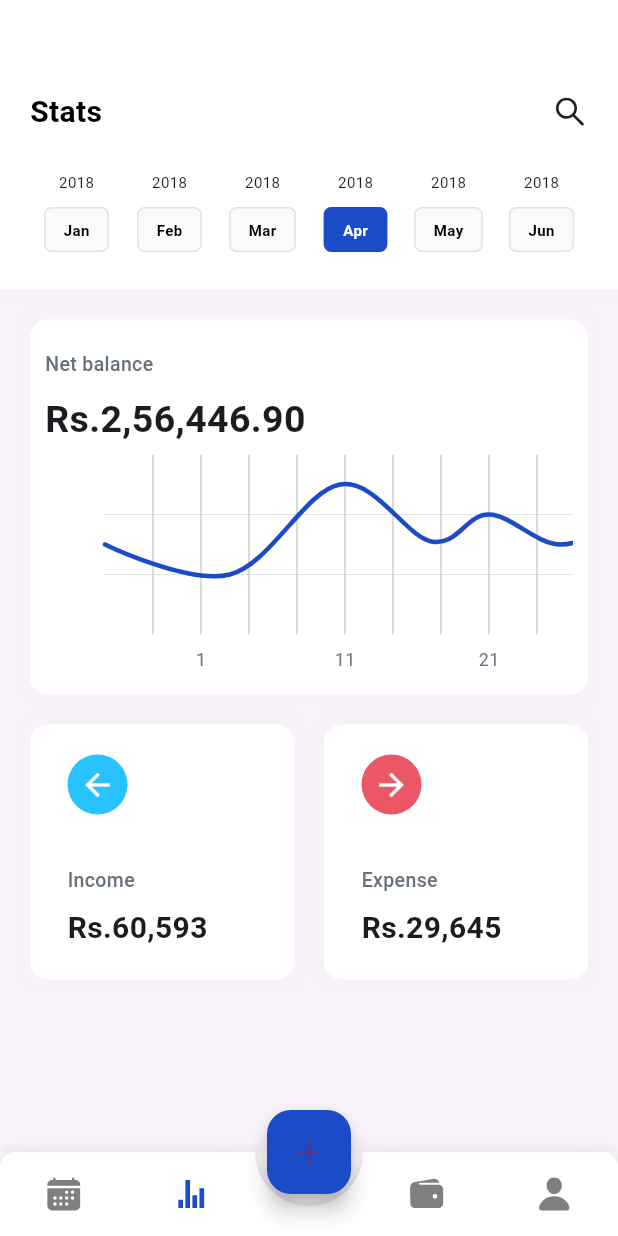
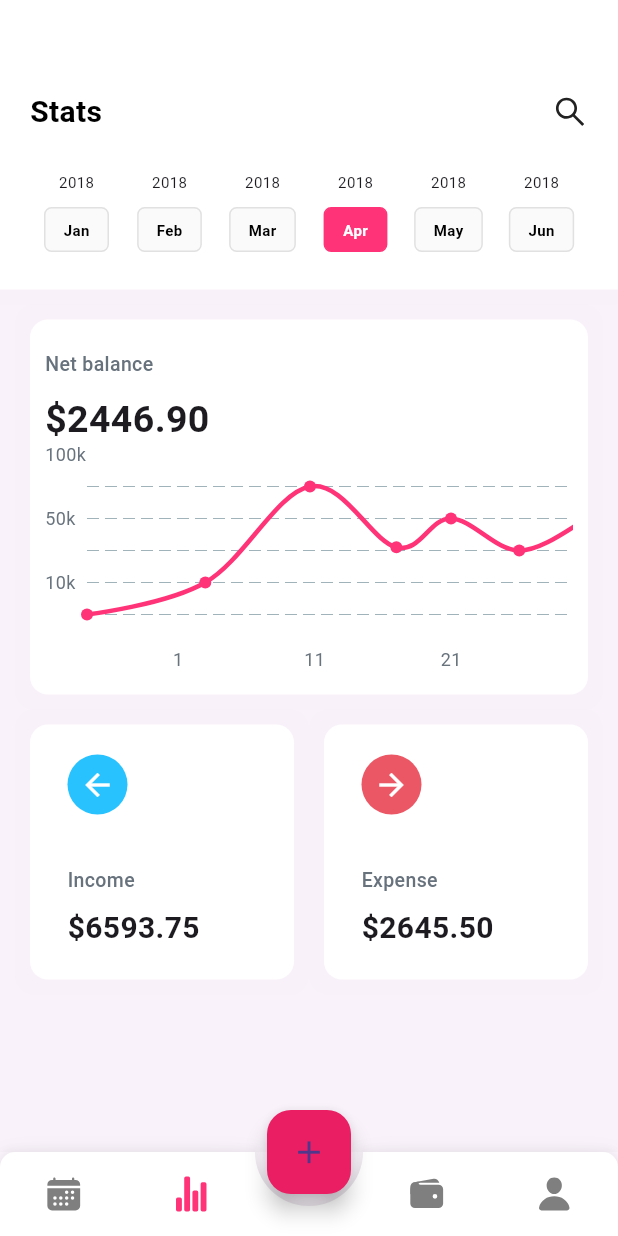
Before and after one commit to VaibhavNerd/Expense_Tracker_App, a Flutter app: the screen it shows after launch, item 2 of the bottom bar chosen, on a phone screen of 412 x 824 dp. Run offline on Flutter 3.47's test engine with Material 3 defaults, Android fonts, the phone set to English and light mode, and no system bars; drawn by our look-alikes of animated_bottom_navigation_bar, fl_chart; our stand-ins replace flutter_font_icons, percent_indicator.

Commit message:
Changed all depracted lib and code

```diff
--- a/lib/pages/budget_page.dart
+++ b/lib/pages/budget_page.dart
@@ -2,7 +2,8 @@ import 'package:budget_tracker_ui/json/budget_json.dart';
 import 'package:budget_tracker_ui/json/day_month.dart';
 import 'package:budget_tracker_ui/theme/colors.dart';
 import 'package:flutter/material.dart';
-import 'package:flutter_icons/flutter_icons.dart';
+import 'package:flutter_font_icons/flutter_font_icons.dart';
+
 
 class BudgetPage extends StatefulWidget {
   @override
@@ -188,7 +189,7 @@ class _BudgetPageState extends State<BudgetPage> {
                             Padding(
                               padding: const EdgeInsets.only(top: 3),
                               child: Text(
-                                "\Rs40,00,000.00",
+                                "\$5000.00",
                                 style: TextStyle(
                                     fontWeight: FontWeight.w500,
                                     fontSize: 13,
--- a/lib/pages/create_budge_page.dart
+++ b/lib/pages/create_budge_page.dart
@@ -1,7 +1,8 @@
 import 'package:budget_tracker_ui/json/create_budget_json.dart';
 import 'package:budget_tracker_ui/theme/colors.dart';
 import 'package:flutter/material.dart';
-import 'package:flutter_icons/flutter_icons.dart';
+import 'package:flutter_font_icons/flutter_font_icons.dart';
+
 
 class CreatBudgetPage extends StatefulWidget {
   @override
--- a/lib/pages/root_app.dart
+++ b/lib/pages/root_app.dart
@@ -5,8 +5,9 @@ import 'package:budget_tracker_ui/pages/profile_page.dart';
 import 'package:budget_tracker_ui/pages/stats_page.dart';
 import 'package:budget_tracker_ui/theme/colors.dart';
 import 'package:flutter/material.dart';
-import 'package:flutter_icons/flutter_icons.dart';
+
 import 'package:animated_bottom_navigation_bar/animated_bottom_navigation_bar.dart';
+import 'package:flutter_font_icons/flutter_font_icons.dart';
 
 class RootApp extends StatefulWidget {
   @override
@@ -47,7 +48,7 @@ class _RootAppState extends State<RootApp> {
               Icons.add,
               size: 25,
             ),
-            backgroundColor: Color(0xFF1B4BC6),
+            backgroundColor: Colors.pink
             //params
             ),
         floatingActionButtonLocation:
@@ -64,7 +65,7 @@ class _RootAppState extends State<RootApp> {
   Widget getFooter() {
     List<IconData> iconItems = [
       Ionicons.md_calendar,
-      Ionicons.md_stats,
+      Ionicons.md_stats_chart,
       Ionicons.md_wallet,
       Ionicons.ios_person,
     ];
--- a/lib/pages/stats_page.dart
+++ b/lib/pages/stats_page.dart
@@ -3,8 +3,9 @@ import 'package:budget_tracker_ui/theme/colors.dart';
 import 'package:budget_tracker_ui/widget/chart.dart';
 import 'package:flutter/gestures.dart';
 import 'package:flutter/material.dart';
-import 'package:flutter_icons/flutter_icons.dart';
+
 import 'package:fl_chart/fl_chart.dart';
+import 'package:flutter_font_icons/flutter_font_icons.dart';
 
 class StatsPage extends StatefulWidget {
   @override
@@ -31,13 +32,13 @@ class _StatsPageState extends State<StatsPage> {
         "icon": Icons.arrow_back,
         "color": blue,
         "label": "Income",
-        "cost": "\Rs.60,593"
+        "cost": "\$6593.75"
       },
       {
         "icon": Icons.arrow_forward,
         "color": red,
         "label": "Expense",
-        "cost": "Rs.29,645"
+        "cost": "\$2645.50"
       }
     ];
     return SingleChildScrollView(
@@ -167,7 +168,7 @@ class _StatsPageState extends State<StatsPage> {
                             height: 10,
                           ),
                           Text(
-                            "\Rs.2,56,446.90",
+                            "\$2446.90",
                             style: TextStyle(
                               fontWeight: FontWeight.bold,
                               fontSize: 25,
--- a/lib/theme/colors.dart
+++ b/lib/theme/colors.dart
@@ -1,7 +1,7 @@
 import 'package:flutter/material.dart';
 
-const Color primary = Color(0xFF1B4BC6);
-const Color secondary = Color(0xFF2161F3);
+const Color primary = Color(0xFFFF3378);
+const Color secondary = Color(0xFFFF2278);
 const Color black = Color(0xFF000000);
 const Color white = Color(0xFFFFFFFF);
 const Color grey = Colors.grey;
--- a/lib/widget/chart.dart
+++ b/lib/widget/chart.dart
@@ -2,71 +2,81 @@ import 'package:budget_tracker_ui/theme/colors.dart';
 import 'package:fl_chart/fl_chart.dart';
 import 'package:flutter/material.dart';
 
-List<Color> gradientColors = [primary];
+
 
 LineChartData mainData() {
   return LineChartData(
     gridData: FlGridData(
         show: true,
+        drawVerticalLine: false,
+         horizontalInterval: 1,
         drawHorizontalLine: true,
-        getDrawingHorizontalLine: (value) {
-          return FlLine(
-            color: const Color(0xff37434d),
-            strokeWidth: 0.1,
-          );
-        }),
+        // getDrawingHorizontalLine: (value) {
+        //   return FlLine(
+        //     color: const Color(0xff37434d),
+        //     strokeWidth: 0.1,
+        //   );
+        // }
+        ),
     titlesData: FlTitlesData(
       show: true,
-      bottomTitles: SideTitles(
+        topTitles:  AxisTitles(sideTitles: SideTitles( showTitles: false)),
+         rightTitles: AxisTitles(sideTitles: SideTitles( showTitles: false)),
+      bottomTitles: AxisTitles(
+
+
+        sideTitles: SideTitles(
           showTitles: true,
           reservedSize: 22,
-        getTextStyles: (value) =>
-            const TextStyle(color: Color(0xff68737d), fontSize: 12),
-        getTitles: (value) {
+          getTitlesWidget: (value, meta) {
             switch (value.toInt()) {
               case 2:
-              return '1';
+                return Text("1",style: TextStyle(color: Color(0xff68737d), fontSize: 12),);
               case 5:
-              return '11';
+                return Text("11",style: TextStyle(color: Color(0xff68737d), fontSize: 12),);
               case 8:
-              return '21';
+                return Text("21",style: TextStyle(color: Color(0xff68737d), fontSize: 12),);
             }
-          return '';
+            return Text(" ",style: TextStyle(color: Color(0xff68737d), fontSize: 12),);
           },
-        margin: 8,
+
         ),
-      leftTitles: SideTitles(
+
+
+
+      ),
+      leftTitles: AxisTitles(
+        sideTitles: SideTitles(
           showTitles: true,
-        getTextStyles: (value) => const TextStyle(
-          color: Color(0xff67727d),
-          fontSize: 12,
-        ),
-        getTitles: (value) {
+
+          getTitlesWidget: (value, meta){
             switch (value.toInt()) {
-            case 1:
-              return '10k';
-            case 3:
-              return '50k';
-            case 5:
-              return '100k';
+              case 2:
+                return Text("10k",style: TextStyle(color: Color(0xff68737d), fontSize: 12),);
+              case 4:
+                return Text("50k",style: TextStyle(color: Color(0xff68737d), fontSize: 12),);
+              case 6:
+                return Text("100k",style: TextStyle(color: Color(0xff68737d), fontSize: 12),);
             }
-          return '';
+            return Text(" ",style: TextStyle(color: Color(0xff68737d), fontSize: 12),);
           },
           reservedSize: 28,
-        margin: 12,
+
+        ),
+
       ),
     ),
     borderData: FlBorderData(
       show: false,
     ),
     minX: 0,
-    maxX: 11,
+    maxX: 12,
     minY: 0,
     maxY: 6,
     lineBarsData: [
       LineChartBarData(
         spots: [
-          FlSpot(0, 3),
+          FlSpot(0, 1),
           FlSpot(2.6, 2),
           FlSpot(4.9, 5),
           FlSpot(6.8, 3.1),
@@ -75,11 +85,11 @@ LineChartData mainData() {
           FlSpot(11, 4),
         ],
         isCurved: true,
-        colors: gradientColors,
+        color: primary,
         barWidth: 3,
         isStrokeCapRound: true,
         dotData: FlDotData(
-          show: false,
+          show: true,
         ),
       ),
     ],
```
Also changed, not shown: lib/json/budget_json.dart (+4 -4 lines), lib/pages/daily_page.dart (+8 -7 lines), lib/pages/profile_page.dart (+10 -9 lines), pubspec.yaml (+6 -6 lines), pubspec.lock, 5 other files. Lines whose indentation alone changed are shown as unchanged.
